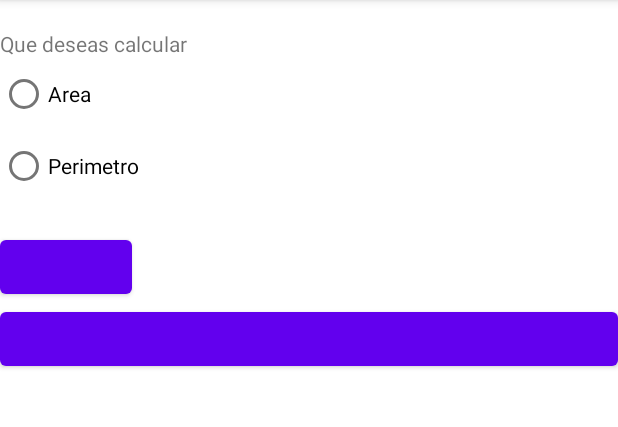
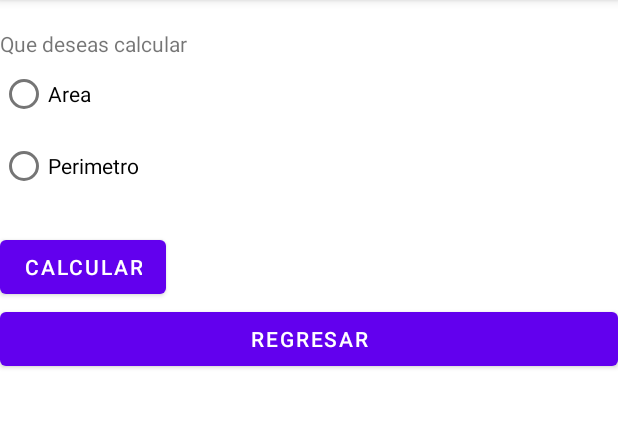
Before and after one commit to NestorUlises1/Examen1, an Android app: the Resultado screen opened directly, with no data from a screen before it, on a phone screen of 412 x 824 dp, the part 84-511 px from its top. Run offline under Robolectric (Android 15) with nearby library versions, the phone set to English and light mode, and no system bars; 3 statements that could not run were skipped.

Commit message:
Update activity_resultado.xml

```diff
--- a/app/src/main/res/layout/activity_resultado.xml
+++ b/app/src/main/res/layout/activity_resultado.xml
@@ -49,14 +49,14 @@
         <Button
             android:layout_width="wrap_content"
             android:layout_height="wrap_content"
-            android:Text="Calcular"
+            android:text="Calcular"
             android:id="@+id/btnCalcular">
 
         </Button>
         <Button
             android:layout_width="match_parent"
             android:layout_height="wrap_content"
-            android:Text="Regresar"
+            android:text="Regresar"
             android:id="@+id/btnRegresar">
 
         </Button>
```
